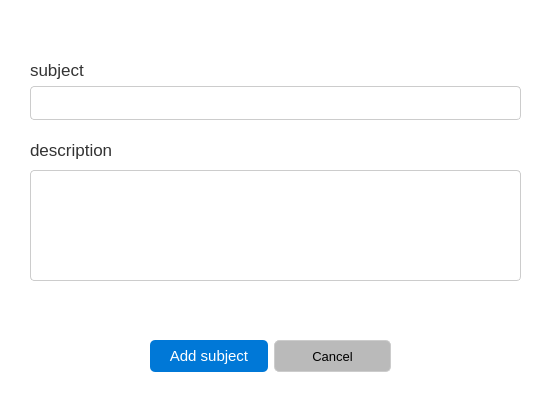
Old version of the form School_System/ui/AddSubjectDialog.ui in the repository KasperJack/School-Management-System.
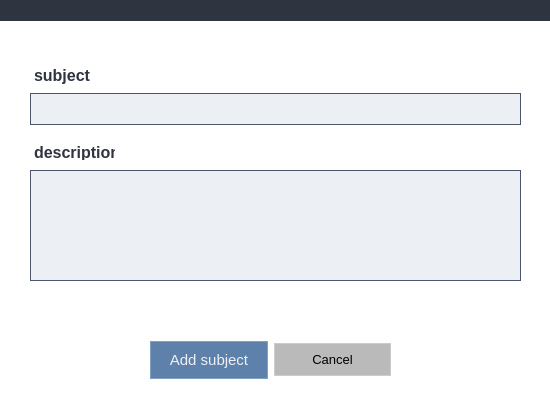
New version of the form.

Patch:
```diff
--- a/School_System/ui/AddSubjectDialog.ui
+++ b/School_System/ui/AddSubjectDialog.ui
@@ -31,46 +31,7 @@
 }
 */
 
-/* Buttons */
-QPushButton {
-    background-color: #0078d7; /* Windows Blue */
-    color: white;
-    border-radius: 5px;
-    padding: 8px 16px;
-    border: none;
-    font-size: 11pt;
-}
-QPushButton:hover {
-    background-color: #005a9e; /* Darker Blue on Hover */
-}
-QPushButton:pressed {
-    background-color: #004578; /* Even Darker Blue on Click */
-}
 
-/* Input Fields */
-QLineEdit {
-    background-color: white;
-    color: black;
-    border: 1px solid #cccccc;
-    border-radius: 4px;
-    padding: 6px;
-}
-QLineEdit:focus {
-    border: 1px solid #0078d7; /* Blue Border on Focus */
-    background-color: #ffffff;
-}
-
-/* Labels */
-QLabel {
-    font-size: 13pt;
-    color: #333333; /* Dark Gray */
-}
-
-/* Checkboxes and Radio Buttons */
-QCheckBox, QRadioButton {
-    spacing: 6px;
-    color: #333333;
-}
 
 /* Scrollbars */
 QScrollBar:vertical {
@@ -94,7 +55,7 @@
      <x>30</x>
      <y>60</y>
      <width>491</width>
-     <height>60</height>
+     <height>65</height>
     </rect>
    </property>
    <layout class="QVBoxLayout" name="verticalLayout">
@@ -103,16 +64,56 @@
       <property name="font">
        <font>
         <family>Segoe UI</family>
-        <pointsize>13</pointsize>
+        <pointsize>-1</pointsize>
+        <bold>true</bold>
        </font>
       </property>
+      <property name="styleSheet">
+       <string notr="true">/* Label Style */
+QLabel {
+    color: #2e3440; /* Light text color */
+    font-size: 16px; /* Smaller font size for the label */
+    font-weight: bold; /* Bold text to emphasize the label */
+    margin-top: 4px; /* Space between the label and the input field */
+}
+
+/* Optional: Focused Label Change (to match the input field) */
+QLineEdit:focus + QLabel {
+    color: #88C0D0; /* Change label color to light blue on focus */
+}
+</string>
+      </property>
       <property name="text">
        <string>subject</string>
       </property>
      </widget>
     </item>
     <item>
-     <widget class="QLineEdit" name="subject_name_field"/>
+     <widget class="QLineEdit" name="subject_name_field">
+      <property name="styleSheet">
+       <string notr="true">/* Input Field */
+QLineEdit {
+    background-color: #eceff4; /* Light background */
+    color: #000000; /* Black text */
+    border: 1px solid #4C566A; /* Subtle gray-blue border */
+    border-radius: 0px; /* No rounded corners */
+    padding: 6px; /* Padding inside the field */
+    font-size: 14px; /* Standard font size */
+}
+
+/* Focused Input Field */
+QLineEdit:focus {
+    border: 1px solid #88C0D0; /* Light blue/teal border on focus */
+    background-color: #e1e9f2; /* Slightly lighter background on focus */
+}
+
+/* Placeholder Text */
+QLineEdit::placeholder {
+    color: #4C566A; /* Darker gray for placeholder text */
+}
+</string>
+      </property>
+     </widget>
     </item>
    </layout>
   </widget>
@@ -122,7 +123,7 @@
      <x>150</x>
      <y>340</y>
      <width>241</width>
-     <height>32</height>
+     <height>40</height>
     </rect>
    </property>
    <layout class="QHBoxLayout" name="horizontalLayout">
@@ -130,12 +131,52 @@
      <widget class="QPushButton" name="add_subject_button">
       <property name="minimumSize">
        <size>
-        <width>0</width>
-        <height>30</height>
+        <width>86</width>
+        <height>38</height>
        </size>
       </property>
       <property name="styleSheet">
-       <string notr="true"/>
+       <string notr="true">QPushButton {
+    background-color: #5E81AC; /* Nord Blue */
+    color: #ECEFF4; /* Light text */
+    border: 1px solid #81A1C1; /* Lighter blue border */
+    border-radius: 0px; /* No roundness */
+    padding: 6px 12px;
+    font-family: &quot;Segoe UI&quot;;
+    font-size: 15px;
+    min-width: 60px;
+    min-height: 24px;
+}
+
+/* Hover State */
+QPushButton:hover {
+    background-color: #81A1C1; /* Lighter Nord Blue */
+    border: 1px solid #88C0D0; /* Teal highlight */
+}
+
+/* Pressed State */
+QPushButton:pressed {
+    background-color: #4C566A; /* Darker Nord Blue */
+    border: 1px solid #8FBCBB; /* Teal accent */
+}
+
+/* Edit Button Specific Style */
+QPushButton#editButton {
+    background-color: #88C0D0; /* Soft Teal Blue */
+    color: #2E3440; /* Darker text for contrast */
+    border: 1px solid #8FBCBB; /* Teal border */
+}
+
+QPushButton#editButton:hover {
+    background-color: #8FBCBB; /* Slightly lighter teal */
+    border: 1px solid #81A1C1; /* Soft blue highlight */
+}
+
+QPushButton#editButton:pressed {
+    background-color: #5E81AC; /* Dark Nord Blue */
+    border: 1px solid #4C566A; /* Darker border */
+}
+</string>
       </property>
       <property name="text">
        <string>Add subject</string>
@@ -154,6 +195,8 @@
        <string notr="true">
 
 
+
+
 /*          background-color: transparent;  No background */
 
 
@@ -165,7 +208,7 @@
 
     color: black;                  /* Black text */
     border: 1px solid #cccccc;     /* Light gray border */
-    border-radius: 5px;
+    border-radius: 0px;
     padding: 8px 16px;
     font-size: 10pt;
 }
@@ -200,9 +243,25 @@
    <property name="font">
     <font>
      <family>Segoe UI</family>
-     <pointsize>13</pointsize>
+     <pointsize>-1</pointsize>
+     <bold>true</bold>
     </font>
    </property>
+   <property name="styleSheet">
+    <string notr="true">/* Label Style */
+QLabel {
+    color: #2e3440; /* Light text color */
+    font-size: 16px; /* Smaller font size for the label */
+    font-weight: bold; /* Bold text to emphasize the label */
+    margin-top: 4px; /* Space between the label and the input field */
+}
+
+/* Optional: Focused Label Change (to match the input field) */
+QLineEdit:focus + QLabel {
+    color: #88C0D0; /* Change label color to light blue on focus */
+}
+</string>
+   </property>
    <property name="text">
     <string>description</string>
    </property>
@@ -215,6 +274,44 @@
      <width>491</width>
      <height>111</height>
     </rect>
+   </property>
+   <property name="styleSheet">
+    <string notr="true">/* Input Field */
+QLineEdit {
+    background-color: #eceff4; /* Light background */
+    color: #000000; /* Black text */
+    border: 1px solid #4C566A; /* Subtle gray-blue border */
+    border-radius: 0px; /* No rounded corners */
+    padding: 6px; /* Padding inside the field */
+    font-size: 14px; /* Standard font size */
+}
+
+/* Focused Input Field */
+QLineEdit:focus {
+    border: 1px solid #88C0D0; /* Light blue/teal border on focus */
+    background-color: #e1e9f2; /* Slightly lighter background on focus */
+}
+
+/* Placeholder Text */
+QLineEdit::placeholder {
+    color: #4C566A; /* Darker gray for placeholder text */
+}
+</string>
+   </property>
+  </widget>
+  <widget class="QWidget" name="widget_2" native="true">
+   <property name="geometry">
+    <rect>
+     <x>0</x>
+     <y>0</y>
+     <width>551</width>
+     <height>21</height>
+    </rect>
+   </property>
+   <property name="styleSheet">
+    <string notr="true">/*background-color: #bababa;*/
+border-radius: 0px;
+ background-color:#2e3440;</string>
    </property>
   </widget>
  </widget>
```
